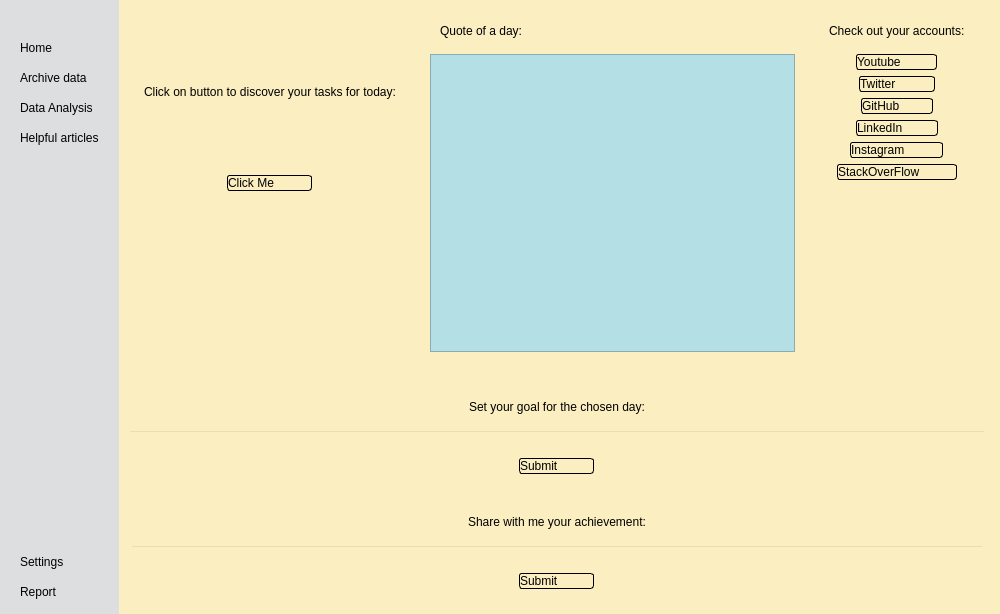
The window that ui/main_interface.ui (EJLECTRON/PersonalTracker) describes before a commit, drawn with Qt 5.
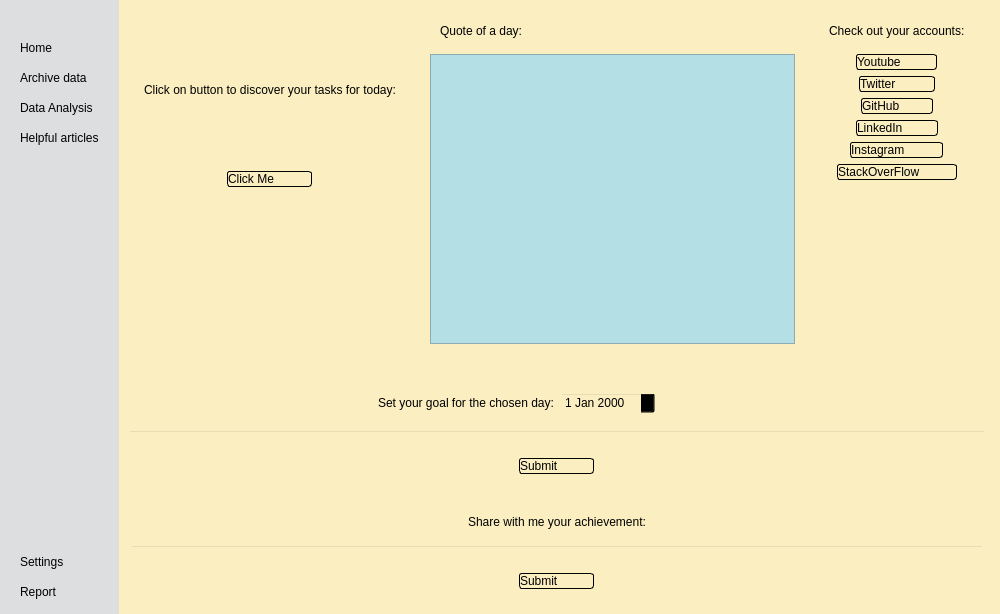
The same window after the commit. Icons and pictures are not drawn.

Commit message: Adding functionality to social network buttons

```diff
--- a/ui/main_interface.ui
+++ b/ui/main_interface.ui
@@ -719,8 +719,8 @@
                    <property name="frameShadow">
                     <enum>QFrame::Raised</enum>
                    </property>
-                   <layout class="QVBoxLayout" name="verticalLayout_8">
-                    <item>
+                   <layout class="QHBoxLayout" name="horizontalLayout_3">
+                    <item alignment="Qt::AlignRight">
                      <widget class="QLabel" name="goalLabel">
                       <property name="text">
                        <string>Set your goal for the chosen day:</string>
@@ -730,6 +730,9 @@
                       </property>
                      </widget>
                     </item>
+                    <item alignment="Qt::AlignLeft">
+                     <widget class="QDateEdit" name="dateEdit"/>
+                    </item>
                    </layout>
                   </widget>
                  </item>
```
The commit also changes 3 other files.
